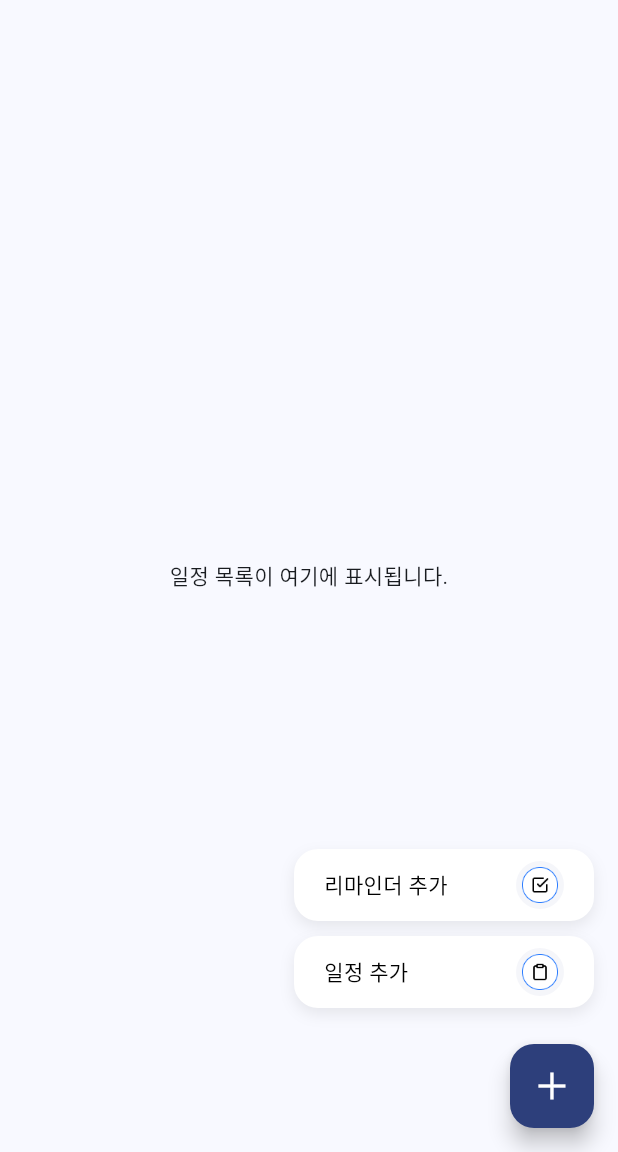
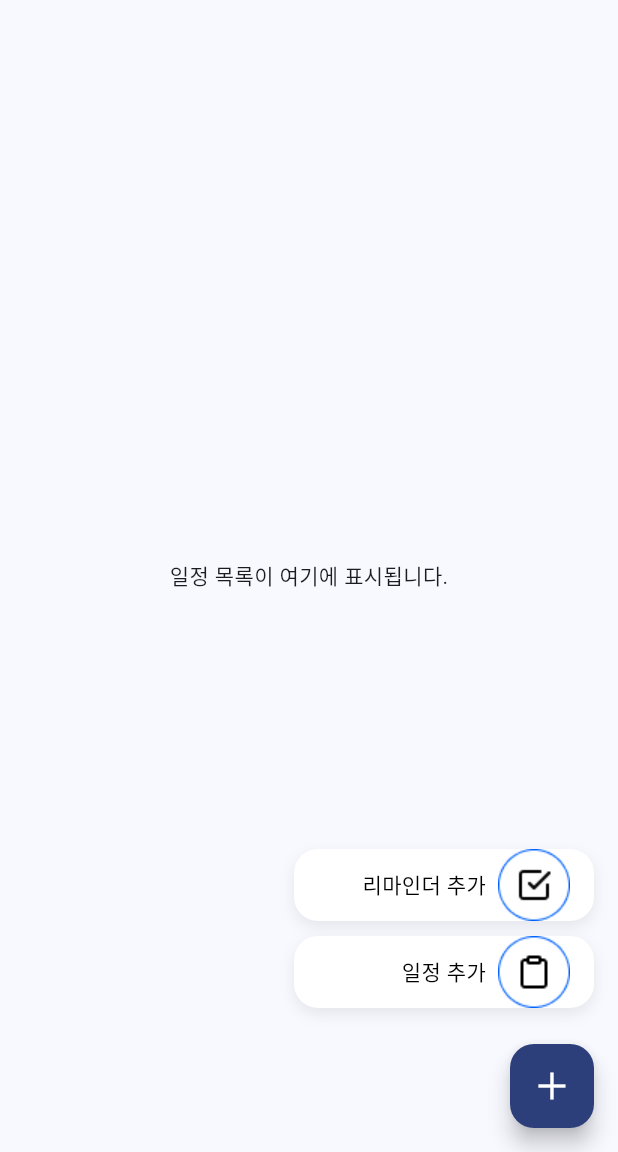
Before and after one commit to woodool/scheduleapp, a Flutter app: the screen it shows after launch, after a tap on the "close" icon, on a phone screen of 412 x 824 dp, the part 84-1236 px from its top. Run offline on Flutter 3.47's test engine with Material 3 defaults, Android fonts, the phone set to English and light mode, and no system bars.

Commit message:
추가버튼

```diff
--- a/schedule/lib/features/schedule/presentation/pages/home_page.dart
+++ b/schedule/lib/features/schedule/presentation/pages/home_page.dart
@@ -110,9 +110,9 @@ class _HomePageState extends State<HomePage> {
             onTap: onTap,
             borderRadius: BorderRadius.circular(16),
             child: Padding(
-              padding: const EdgeInsets.symmetric(horizontal: 20),
+              padding: const EdgeInsets.symmetric(horizontal: 16),
               child: Row(
-                mainAxisAlignment: MainAxisAlignment.spaceBetween,
+                mainAxisAlignment: MainAxisAlignment.end,
                 children: [
                   Text(
                     label,
@@ -122,18 +122,19 @@ class _HomePageState extends State<HomePage> {
                       color: Colors.black,
                     ),
                   ),
+                  const SizedBox(width: 8),
                   Container(
-                    width: 32,
-                    height: 32,
+                    width: 48,
+                    height: 48,
                     decoration: BoxDecoration(
                       color: const Color(0xFFF5F6FA),
-                      borderRadius: BorderRadius.circular(16),
+                      borderRadius: BorderRadius.circular(24),
                     ),
                     child: Center(
                       child: Image.asset(
                         imagePath,
-                        width: 24,
-                        height: 24,
+                        width: 48,
+                        height: 48,
                       ),
                     ),
                   ),
```
